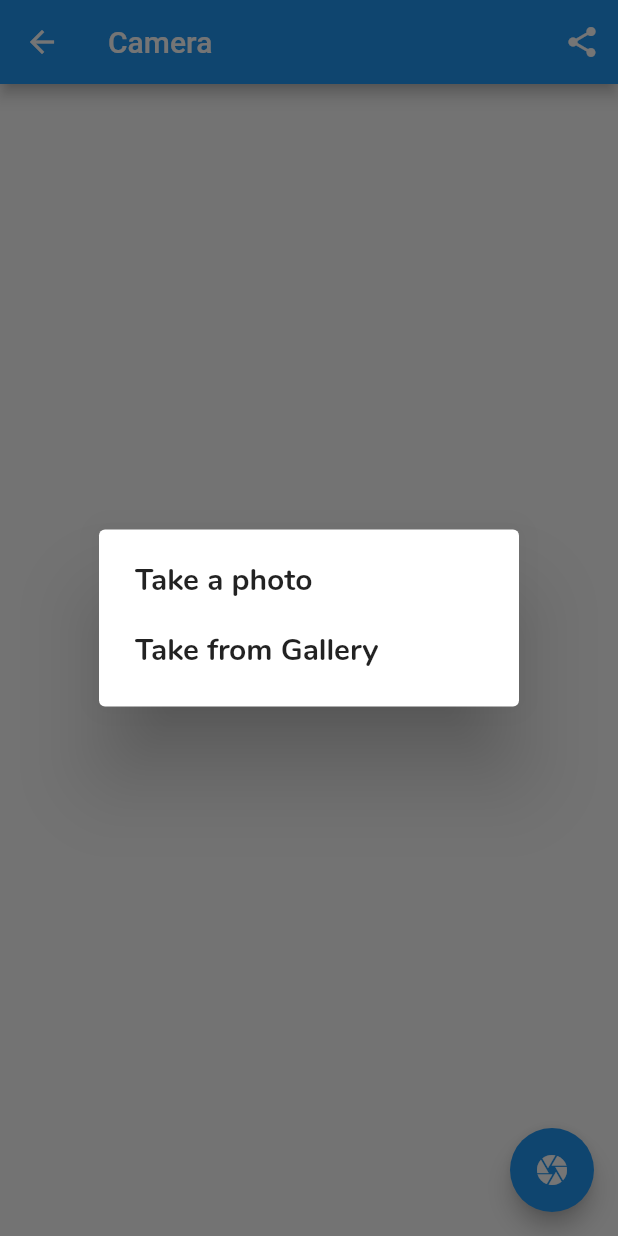
After one commit to flymagical/firstflutterapps, a Flutter app: the Camera screen opened directly, after a tap on the "camera" icon, on a phone screen of 412 x 824 dp. The commit adds this screen. Run offline on Flutter 3.47's test engine with Material 2 defaults, Android fonts, the phone set to English and light mode, and no system bars; our stand-ins replace image_picker, shared_preferences, splashscreen, toast; missing offline and left inert: esys_flutter_share, flutter_webview_plugin; accounts and stored records are empty.

Commit message:
create image picker from camera and gallery

```diff
--- a/lib/models/model_newsportal.dart
+++ b/lib/models/model_newsportal.dart
@@ -49,7 +49,7 @@ class Articles {
 
   Articles.fromJson(Map<String, dynamic> json) {
     source =
-        json['source'] != null ? new Source.fromJson(json['source']) : "";
+        json['source'] != null ? new Source.fromJson(json['source']) : null;
     author = json['author'];
     title = json['title'];
     description = json['description'];
@@ -76,7 +76,7 @@ class Articles {
 }
 
 class Source {
-  Null id;
+  String id;
   String name;
 
   Source({this.id, this.name});
--- /dev/null
+++ b/lib/screens/camerascreen.dart
@@ -0,0 +1,101 @@
+import 'dart:io';
+import 'dart:typed_data';
+import 'package:esys_flutter_share/esys_flutter_share.dart';
+import 'package:flutter/material.dart';
+import 'package:flutter/services.dart';
+import 'package:image_picker/image_picker.dart';
+import 'package:path/path.dart' as path;
+
+class Camera extends StatefulWidget {
+  @override
+  _CameraState createState() => _CameraState();
+}
+
+class _CameraState extends State<Camera> {
+  File imageFile;
+  var picker = ImagePicker();
+  @override
+  Widget build(BuildContext context) {
+    return Scaffold(
+      appBar: AppBar(
+        title: Text("Camera"),
+        actions: [
+          IconButton(icon: Icon(Icons.share),
+          onPressed: (){
+            getByteFromFile();
+          },)
+        ],
+      ),
+      body: imageFile == null ? Center(child: Text("No image selected"),) : Image.file(imageFile),
+      floatingActionButton: FloatingActionButton(onPressed: (){
+        chooseImage();
+      },
+        child: Icon(Icons.camera),
+      ),
+    );
+  }
+
+  chooseImage(){
+    return showDialog(
+      context: context,
+      builder: (context){
+        return AlertDialog(
+          content: SingleChildScrollView(
+            child: ListBody(children: [
+              GestureDetector(
+                child: Text("Take a photo", style: TextStyle(fontSize: 20, fontFamily: "Nunito")),
+                onTap: (){
+                  getImageFromCamera();
+                },
+              ),
+              SizedBox(height: 20),
+              GestureDetector(
+                child: Text("Take from Gallery", style: TextStyle(fontSize: 20, fontFamily: "Nunito")),
+                onTap: (){
+                  getImageFromGallery();
+                },
+              )
+            ],),)
+        );
+      }
+    );
+  }
+
+  Future<void> getImageFromCamera() async {
+    var pickedFile = await picker.getImage(source: ImageSource.camera);
+
+    setState(() {
+      if(pickedFile != null){
+        imageFile = File(pickedFile.path);
+      }else{
+        print("No Image selected");
+      }
+    });
+    Navigator.pop(context);
+  }
+
+
+  Future<void> getImageFromGallery() async {
+    var pickedFile = await picker.getImage(source: ImageSource.gallery);
+
+    setState(() {
+      if(pickedFile != null){
+        imageFile = File(pickedFile.path);
+      }else{
+        print("No Image selected");
+      }
+    });
+    Navigator.pop(context);
+  }
+
+  Future<ByteData> getByteFromFile() async {
+    final ByteData bytes = await rootBundle.load(imageFile.path);
+    await Share.file(
+      'Shared Image Via :',
+      path.basename(imageFile.path),
+      bytes.buffer.asUint8List(),
+      'image/png',
+      text: 'Send Image'
+    );
+  }
+}
--- a/lib/screens/homescreen.dart
+++ b/lib/screens/homescreen.dart
@@ -1,7 +1,9 @@
 import "package:flutter/material.dart";
+import 'package:flutter_apps/screens/camerascreen.dart';
 import 'package:flutter_apps/screens/foodscreen.dart';
 import 'package:flutter_apps/screens/drinkscreen.dart';
 import 'package:flutter_apps/screens/newsportalscreen.dart';
+import 'package:image_picker/image_picker.dart';
 
 class Home extends StatelessWidget {
   @override
@@ -30,8 +32,8 @@ class Home extends StatelessWidget {
                   children: [
                     clsGridMenuTemplate("News Portal", "images/internet.png",
                         Colors.blue, context, NewsPortalScreen()),
-                    clsGridMenuTemplate("Dress", "images/dress.png",
-                        Colors.blue, context, Drinks()),
+                    clsGridMenuTemplate("Photo Gallery", "images/dress.png",
+                        Colors.blue, context, Camera()),
                   ],
                 ),
               )
--- a/pubspec.yaml
+++ b/pubspec.yaml
@@ -34,6 +34,8 @@ dependencies:
   flutter_launcher_icons: ^0.8.1
   flutter_webview_plugin: ^0.3.11
   http: ^0.12.2
+  image_picker: ^0.6.7+12
+  esys_flutter_share: ^1.0.2
 
 flutter_icons:
   android: "launcher_icon"
```
Also changed, not shown: lib/screens/newsportalscreen.dart (+29 -5 lines), lib/screens/ui/ui_newportal.dart (+36 -40 lines), pubspec.lock.
